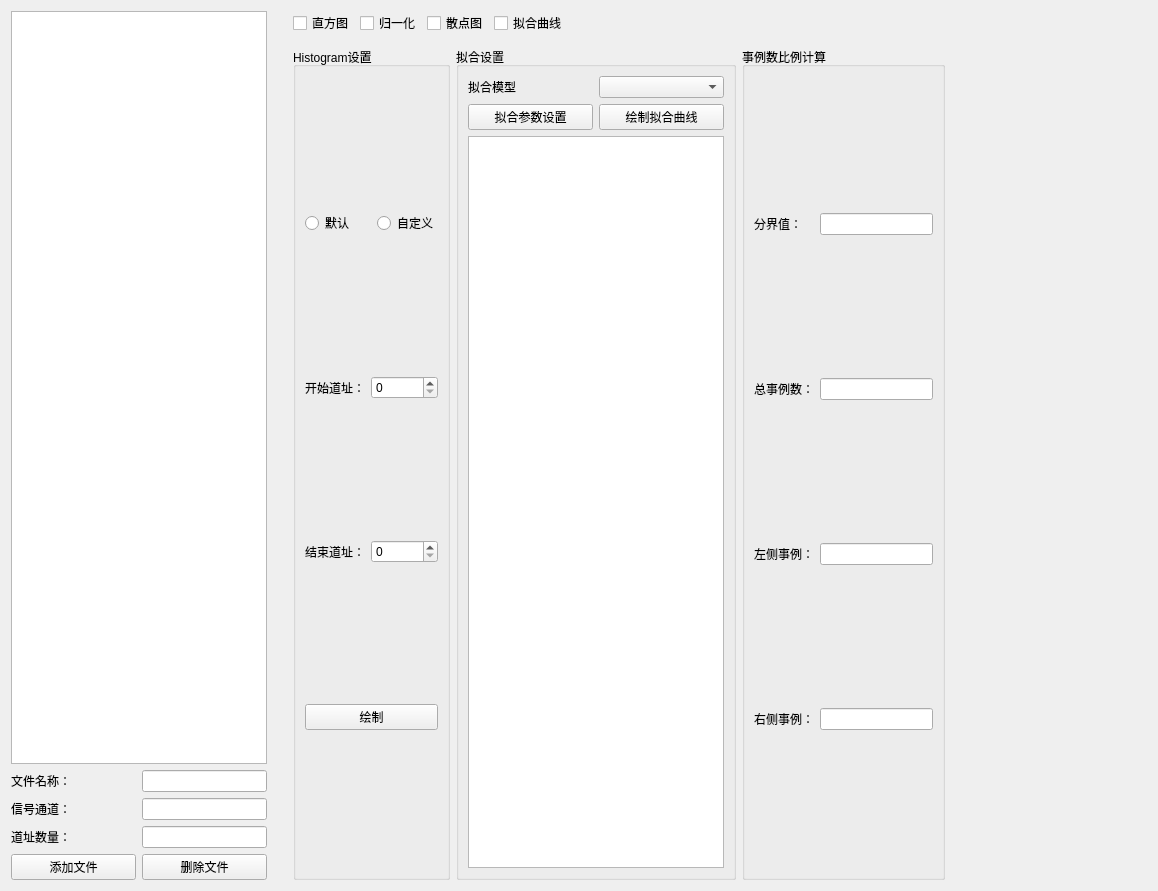
Qt form DesignerUi/UiQDC.ui (PENG-HuaXing/oscilloscope) before a commit.
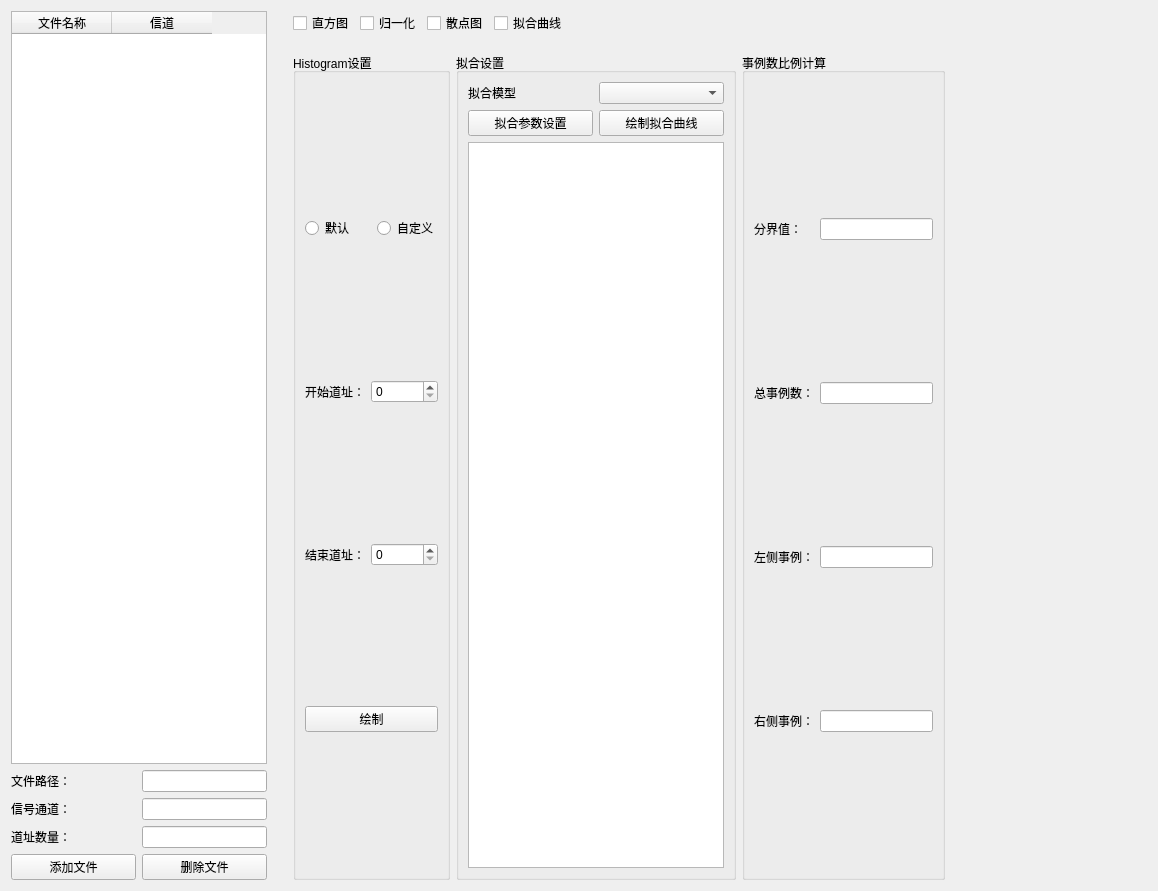
The same form after that commit.

```diff
--- a/DesignerUi/UiQDC.ui
+++ b/DesignerUi/UiQDC.ui
@@ -13,16 +13,54 @@
   <property name="windowTitle">
    <string>Form</string>
   </property>
-  <layout class="QGridLayout" name="gridLayout_6">
-   <item row="0" column="0">
+  <layout class="QHBoxLayout" name="horizontalLayout_4">
+   <item>
     <layout class="QGridLayout" name="gridLayout_4">
      <item row="0" column="0" colspan="2">
-      <widget class="QTableWidget" name="tableWidget"/>
+      <widget class="QTableWidget" name="tableWidget">
+       <property name="sizeAdjustPolicy">
+        <enum>QAbstractScrollArea::AdjustIgnored</enum>
+       </property>
+       <property name="editTriggers">
+        <set>QAbstractItemView::NoEditTriggers</set>
+       </property>
+       <property name="showGrid">
+        <bool>false</bool>
+       </property>
+       <property name="wordWrap">
+        <bool>false</bool>
+       </property>
+       <property name="columnCount">
+        <number>2</number>
+       </property>
+       <attribute name="horizontalHeaderCascadingSectionResizes">
+        <bool>false</bool>
+       </attribute>
+       <attribute name="horizontalHeaderShowSortIndicator" stdset="0">
+        <bool>false</bool>
+       </attribute>
+       <attribute name="horizontalHeaderStretchLastSection">
+        <bool>false</bool>
+       </attribute>
+       <attribute name="verticalHeaderVisible">
+        <bool>false</bool>
+       </attribute>
+       <column>
+        <property name="text">
+         <string>文件名称</string>
+        </property>
+       </column>
+       <column>
+        <property name="text">
+         <string>信道</string>
+        </property>
+       </column>
+      </widget>
      </item>
      <item row="1" column="0">
       <widget class="QLabel" name="label">
        <property name="text">
-        <string>文件名称：</string>
+        <string>文件路径：</string>
        </property>
       </widget>
      </item>
@@ -90,7 +128,7 @@
      </item>
     </layout>
    </item>
-   <item row="0" column="1">
+   <item>
     <spacer name="verticalSpacer">
      <property name="orientation">
       <enum>Qt::Vertical</enum>
@@ -103,7 +141,7 @@
      </property>
     </spacer>
    </item>
-   <item row="0" column="2">
+   <item>
     <layout class="QGridLayout" name="gridLayout_5">
      <item row="0" column="0">
       <layout class="QHBoxLayout" name="horizontalLayout_2">
@@ -154,6 +192,9 @@
       <widget class="QWidget" name="widget" native="true"/>
      </item>
      <item row="2" column="0">
+      <widget class="QWidget" name="widget_2" native="true"/>
+     </item>
+     <item row="3" column="0">
       <layout class="QHBoxLayout" name="horizontalLayout_3">
        <item>
         <widget class="QGroupBox" name="groupBox">
```
